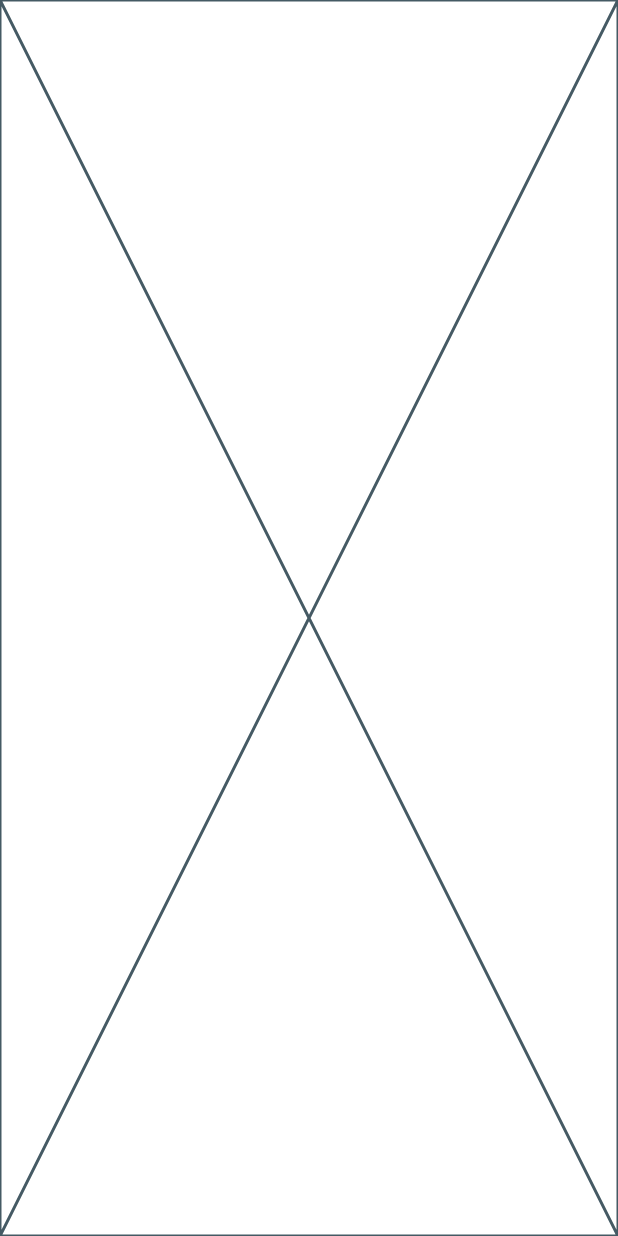
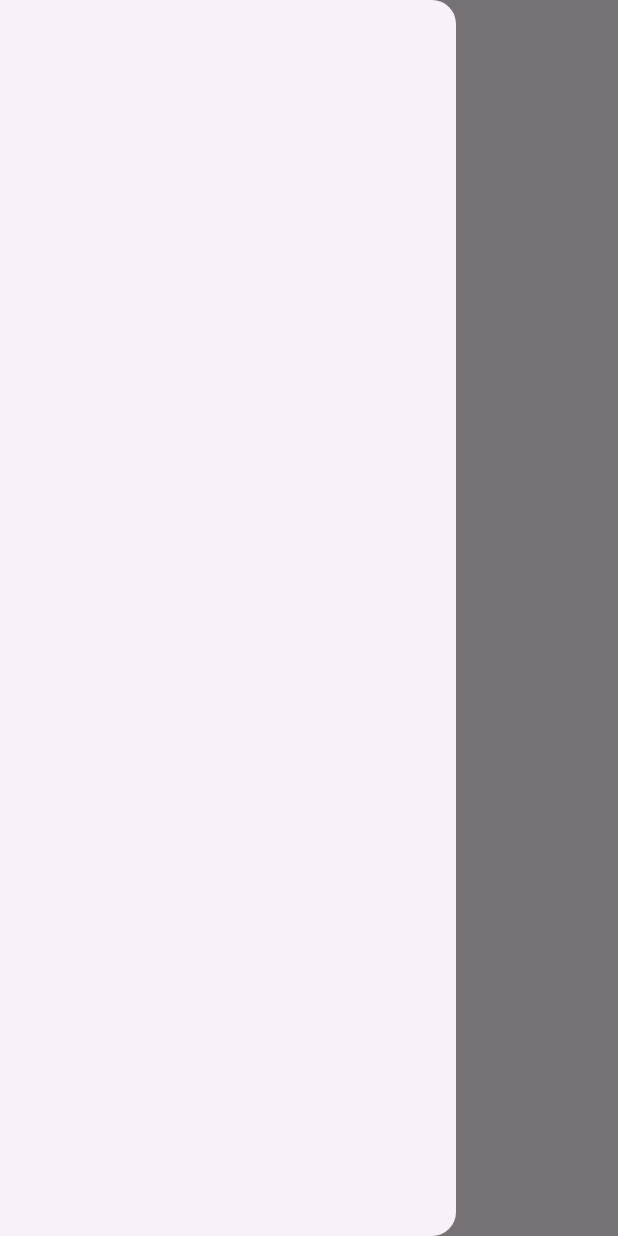
Before and after one commit to AVtheking/Justice_link, a Flutter app: the screen it shows after launch, with the side drawer open (before the commit the screen has no drawer), on a phone screen of 412 x 824 dp. Run offline on Flutter 3.47's test engine with Material 3 defaults, Android fonts, the phone set to English and light mode, and no system bars.

Commit message:
added navbar on home screen

```diff
--- a/lib/screens/home_screen.dart
+++ b/lib/screens/home_screen.dart
@@ -10,6 +10,9 @@ class HomeScreen extends StatefulWidget {
 class _MyWidgetState extends State<HomeScreen> {
   @override
   Widget build(BuildContext context) {
-    return const Placeholder();
+    return Scaffold(
+      appBar: AppBar(),
+      drawer: Drawer(),
+    );
   }
 }
```
Also changed, not shown: lib/main.dart (+1 -16 lines).
